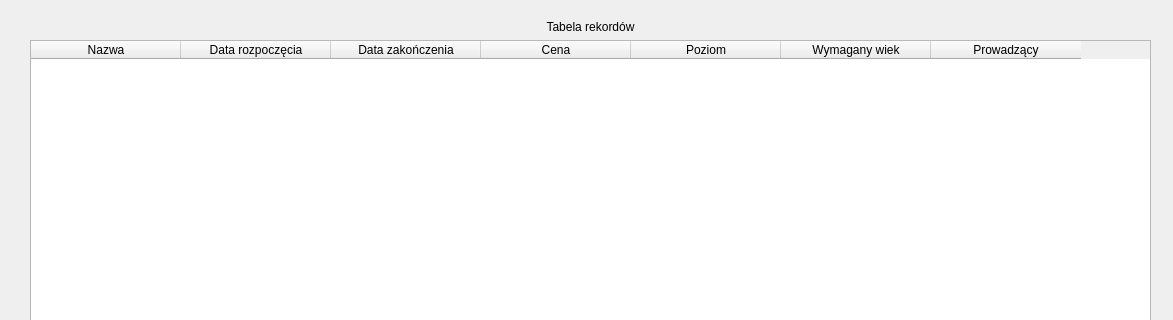
The window that tableedit_kursy_student.ui (aleksanderkalenbach/IO_2020_2021_ASP) describes before a commit, drawn with Qt 5; both pictures show x 0 to 1173 and y 0 to 320 of the 1173 by 603 pixel window.
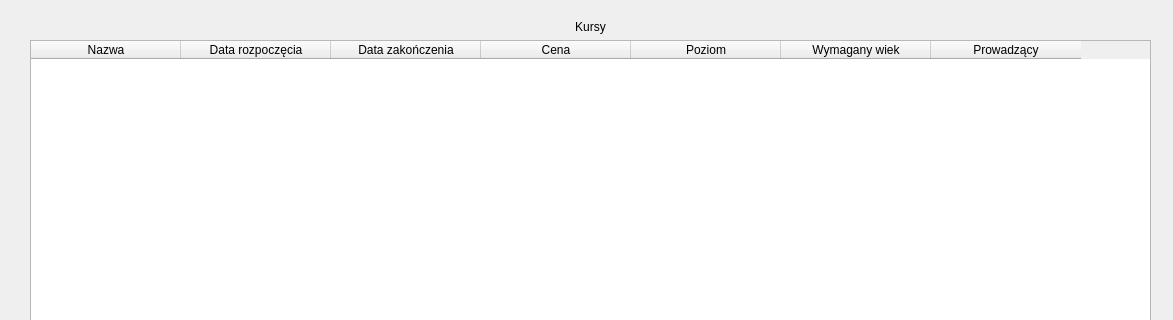
The same window after the commit.

```diff
--- a/tableedit_kursy_student.ui
+++ b/tableedit_kursy_student.ui
@@ -79,7 +79,7 @@
     <item row="0" column="0">
      <widget class="QLabel" name="label_2">
       <property name="text">
-       <string>Tabela rekordów</string>
+       <string>Kursy</string>
       </property>
       <property name="alignment">
        <set>Qt::AlignCenter</set>
```
